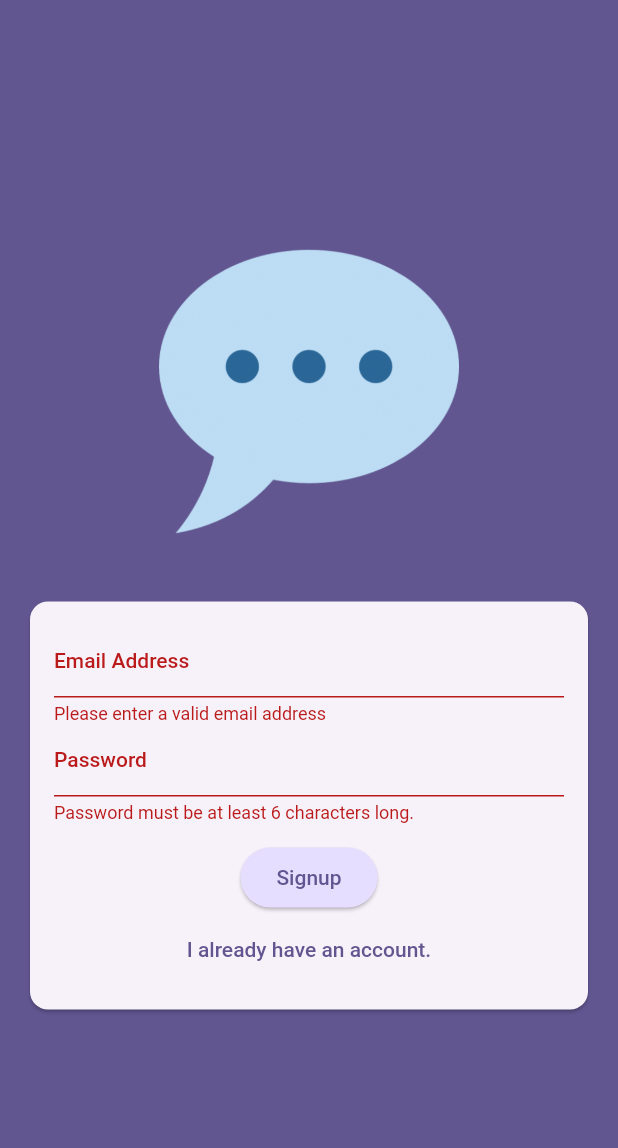
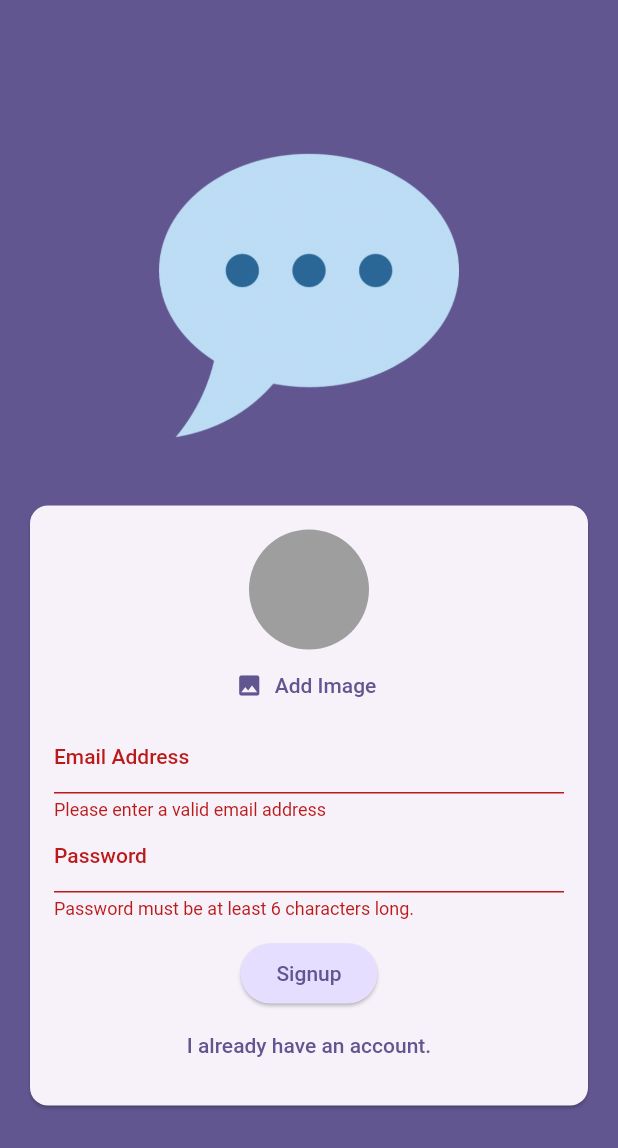
Before and after one commit to ammarabid29/flutterChatApp, a Flutter app: the screen it shows after launch, after a tap on "Login", after a tap on "Create an account", on a phone screen of 412 x 824 dp. Shown: the top 1148 px of the screen. Run offline on Flutter 3.47's test engine with Material 2 defaults, Android fonts, the phone set to English and light mode, and no system bars; our stand-ins replace firebase_auth, firebase_core, firebase_storage, image_picker; accounts and stored records are empty.

Commit message:
upload image to firebase

```diff
--- a/lib/screens/auth.dart
+++ b/lib/screens/auth.dart
@@ -1,4 +1,8 @@
+import 'dart:io';
+
+import 'package:chat_app/widgets/user_image_picker.dart';
 import 'package:firebase_auth/firebase_auth.dart';
+import 'package:firebase_storage/firebase_storage.dart';
 import 'package:flutter/material.dart';
 
 final _firebase = FirebaseAuth.instance;
@@ -14,12 +18,14 @@ class _AuthScreenState extends State<AuthScreen> {
   var _isLogin = true;
   var _enteredEmail = '';
   var _enteredPassword = '';
+  File? _selectedImage;
+
   final _formKey = GlobalKey<FormState>();
 
   void _submit() async {
     final isValid = _formKey.currentState!.validate();
 
-    if (!isValid) {
+    if (!isValid || !_isLogin && _selectedImage == null) {
       return;
     }
 
@@ -29,8 +35,16 @@ class _AuthScreenState extends State<AuthScreen> {
         final userCredentials = await _firebase.signInWithEmailAndPassword(
             email: _enteredEmail, password: _enteredPassword);
       } else {
-        final userCredientials = await _firebase.createUserWithEmailAndPassword(
+        final userCredentials = await _firebase.createUserWithEmailAndPassword(
             email: _enteredEmail, password: _enteredPassword);
+
+        final storageRef = FirebaseStorage.instance
+            .ref()
+            .child('user_images')
+            .child('${userCredentials.user!.uid}.jpg');
+        await storageRef.putFile(_selectedImage!);
+        final imageUrl = await storageRef.getDownloadURL();
+        print(imageUrl);
       }
     } on FirebaseAuthException catch (error) {
       if (error.code == 'email-already-in-use') {
@@ -74,6 +88,12 @@ class _AuthScreenState extends State<AuthScreen> {
                       child: Column(
                         mainAxisSize: MainAxisSize.min,
                         children: [
+                          if (!_isLogin)
+                            UserImagePicker(
+                              onPickImage: (pickedImage) {
+                                _selectedImage = pickedImage;
+                              },
+                            ),
                           TextFormField(
                             decoration: const InputDecoration(
                               label: Text("Email Address"),
--- /dev/null
+++ b/lib/widgets/user_image_picker.dart
@@ -0,0 +1,59 @@
+import 'dart:io';
+
+import 'package:flutter/material.dart';
+import 'package:image_picker/image_picker.dart';
+
+class UserImagePicker extends StatefulWidget {
+  final void Function(File pickedImage) onPickImage;
+  const UserImagePicker({
+    super.key,
+    required this.onPickImage,
+  });
+
+  @override
+  State<UserImagePicker> createState() => _UserImagePickerState();
+}
+
+class _UserImagePickerState extends State<UserImagePicker> {
+  File? _pickedImageFile;
+
+  void _pickImage() async {
+    final pickedImage = await ImagePicker().pickImage(
+      source: ImageSource.camera,
+      imageQuality: 50,
+      maxWidth: 150,
+    );
+    if (pickedImage == null) {
+      return;
+    }
+    setState(() {
+      _pickedImageFile = File(pickedImage.path);
+    });
+
+    widget.onPickImage(_pickedImageFile!);
+  }
+
+  @override
+  Widget build(BuildContext context) {
+    return Column(
+      children: [
+        CircleAvatar(
+          radius: 40,
+          backgroundColor: Colors.grey,
+          foregroundImage:
+              _pickedImageFile != null ? FileImage(_pickedImageFile!) : null,
+        ),
+        TextButton.icon(
+          onPressed: _pickImage,
+          icon: const Icon(Icons.image),
+          label: Text(
+            "Add Image",
+            style: TextStyle(
+              color: Theme.of(context).colorScheme.primary,
+            ),
+          ),
+        ),
+      ],
+    );
+  }
+}
--- a/pubspec.yaml
+++ b/pubspec.yaml
@@ -37,6 +37,8 @@ dependencies:
   cupertino_icons: ^1.0.2
   firebase_core: ^2.17.0
   firebase_auth: ^4.10.1
+  firebase_storage: ^11.2.8
+  image_picker: ^1.0.4
 
 dev_dependencies:
   flutter_test:
```
Also changed, not shown: pubspec.lock, 5 other files.
